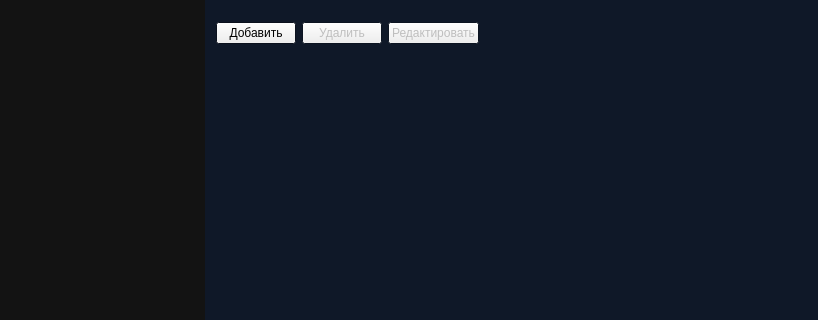
Old version of the form MainWindow.ui in the repository darkjedi9922/listpad; both pictures show x 0 to 818 and y 0 to 320 of the 818 by 539 pixel window.
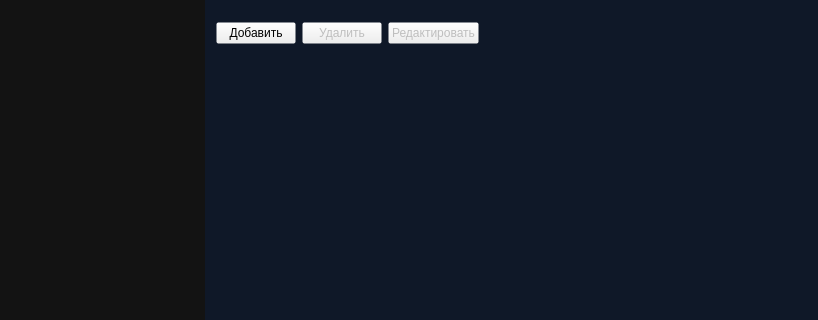
New version of the form. Custom widgets are drawn as their Qt base class.

```diff
--- a/MainWindow.ui
+++ b/MainWindow.ui
@@ -152,7 +152,7 @@
      <property name="autoFillBackground">
       <bool>false</bool>
      </property>
-     <layout class="QVBoxLayout" name="verticalLayout_2" stretch="1,100000">
+     <layout class="QVBoxLayout" name="verticalLayout_2" stretch="1000,1">
       <property name="spacing">
        <number>0</number>
       </property>
@@ -182,6 +182,24 @@
              </color>
             </brush>
            </colorrole>
+           <colorrole role="Base">
+            <brush brushstyle="SolidPattern">
+             <color alpha="255">
+              <red>51</red>
+              <green>51</green>
+              <blue>51</blue>
+             </color>
+            </brush>
+           </colorrole>
+           <colorrole role="Window">
+            <brush brushstyle="SolidPattern">
+             <color alpha="0">
+              <red>15</red>
+              <green>24</green>
+              <blue>40</blue>
+             </color>
+            </brush>
+           </colorrole>
           </active>
           <inactive>
            <colorrole role="WindowText">
@@ -202,6 +220,24 @@
              </color>
             </brush>
            </colorrole>
+           <colorrole role="Base">
+            <brush brushstyle="SolidPattern">
+             <color alpha="255">
+              <red>51</red>
+              <green>51</green>
+              <blue>51</blue>
+             </color>
+            </brush>
+           </colorrole>
+           <colorrole role="Window">
+            <brush brushstyle="SolidPattern">
+             <color alpha="0">
+              <red>15</red>
+              <green>24</green>
+              <blue>40</blue>
+             </color>
+            </brush>
+           </colorrole>
           </inactive>
           <disabled>
            <colorrole role="WindowText">
@@ -222,13 +258,31 @@
              </color>
             </brush>
            </colorrole>
+           <colorrole role="Base">
+            <brush brushstyle="SolidPattern">
+             <color alpha="0">
+              <red>15</red>
+              <green>24</green>
+              <blue>40</blue>
+             </color>
+            </brush>
+           </colorrole>
+           <colorrole role="Window">
+            <brush brushstyle="SolidPattern">
+             <color alpha="0">
+              <red>15</red>
+              <green>24</green>
+              <blue>40</blue>
+             </color>
+            </brush>
+           </colorrole>
           </disabled>
          </palette>
         </property>
         <property name="autoFillBackground">
          <bool>true</bool>
         </property>
-        <layout class="QVBoxLayout" name="verticalLayout_3" stretch="0">
+        <layout class="QVBoxLayout" name="verticalLayout_3">
          <property name="spacing">
           <number>18</number>
          </property>
@@ -276,18 +330,58 @@
            </item>
           </layout>
          </item>
+         <item>
+          <widget class="QScrollArea" name="scrollArea">
+           <property name="frameShape">
+            <enum>QFrame::NoFrame</enum>
+           </property>
+           <property name="lineWidth">
+            <number>0</number>
+           </property>
+           <property name="widgetResizable">
+            <bool>true</bool>
+           </property>
+           <widget class="QWidget" name="scrollAreaWidgetContents">
+            <property name="geometry">
+             <rect>
+              <x>0</x>
+              <y>0</y>
+              <width>579</width>
+              <height>461</height>
+             </rect>
+            </property>
+            <layout class="QVBoxLayout" name="verticalLayout">
+             <property name="spacing">
+              <number>0</number>
+             </property>
+             <property name="leftMargin">
+              <number>0</number>
+             </property>
+             <property name="topMargin">
+              <number>0</number>
+             </property>
+             <property name="rightMargin">
+              <number>0</number>
+             </property>
+             <property name="bottomMargin">
+              <number>0</number>
+             </property>
+            </layout>
+           </widget>
+          </widget>
+         </item>
         </layout>
        </widget>
       </item>
       <item>
-       <spacer name="verticalSpacer_2">
+       <spacer name="verticalSpacer">
         <property name="orientation">
          <enum>Qt::Vertical</enum>
         </property>
         <property name="sizeHint" stdset="0">
          <size>
-          <width>10</width>
-          <height>535</height>
+          <width>20</width>
+          <height>40</height>
          </size>
         </property>
        </spacer>
```
